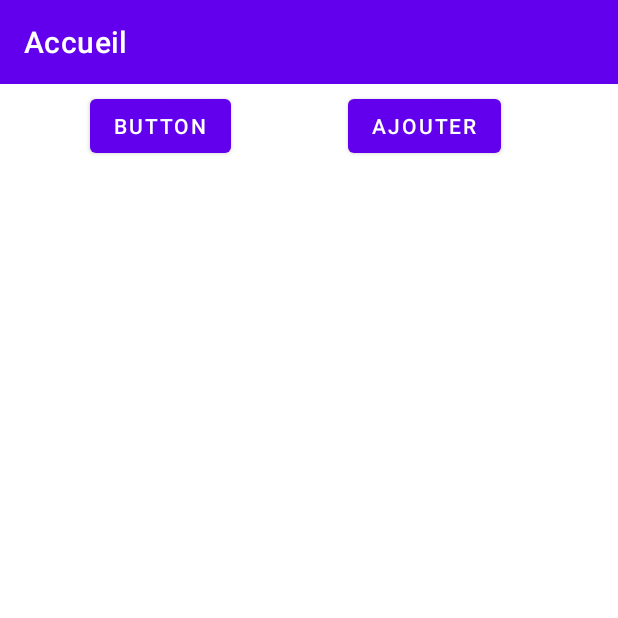
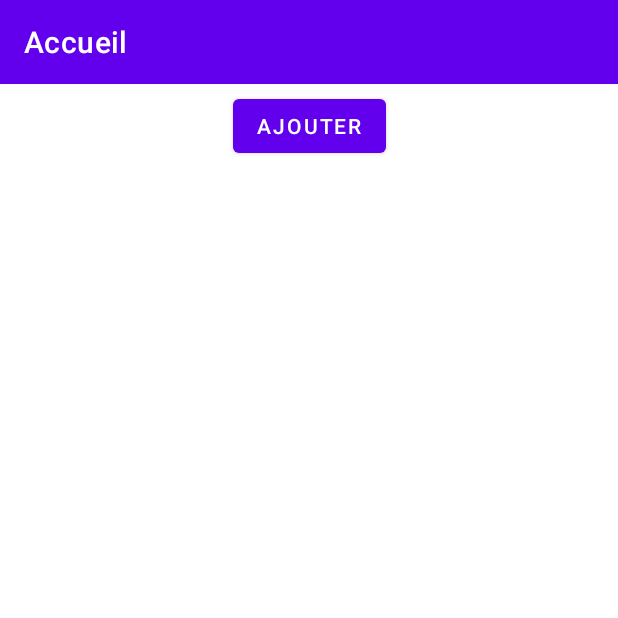
Before and after one commit to TheoCante/F1_CANTE_CATINON, an Android app: the screen it shows after launch (MainActivity), on a phone screen of 412 x 824 dp, the top half of it. Run offline under Robolectric (Android 15) with nearby library versions, the phone set to English and light mode, and no system bars; our stand-ins replace Room's generated code, navigation-ui.

Commit message:
Suppression bouton inutile

```diff
--- a/TP1/app/src/main/java/fr/audric/tp1/HomeFragment.kt
+++ b/TP1/app/src/main/java/fr/audric/tp1/HomeFragment.kt
@@ -33,11 +33,6 @@ class HomeFragment : Fragment(R.layout.home_fragment) {
             _adapter!!.updateElements(list)
         }
 
-        val button = view.findViewById<Button>(R.id.buttonIntent)
-        button?.setOnClickListener {
-            //val intent = Intent("android.media.action.IMAGE_CAPTURE")
-            //startActivity(intent)
-        }
         val buttonAdd = view.findViewById<Button>(R.id.buttonAdd)
         buttonAdd?.setOnClickListener {
                stringsViewModel.genElement()
--- a/TP1/app/src/main/res/layout/home_fragment.xml
+++ b/TP1/app/src/main/res/layout/home_fragment.xml
@@ -8,22 +8,8 @@
     android:orientation="vertical">
 
     <androidx.constraintlayout.widget.ConstraintLayout
-        xmlns:android="http://schemas.android.com/apk/res/android"
-        xmlns:app="http://schemas.android.com/apk/res-auto"
-        xmlns:tools="http://schemas.android.com/tools"
         android:layout_width="match_parent"
         android:layout_height="wrap_content">
-
-
-        <Button
-            android:id="@+id/buttonIntent"
-            android:layout_width="wrap_content"
-            android:layout_height="wrap_content"
-            android:layout_marginStart="60dp"
-            android:layout_marginTop="4dp"
-            android:text="@string/button"
-            app:layout_constraintStart_toStartOf="parent"
-            app:layout_constraintTop_toTopOf="parent" />
 
         <Button
             android:id="@+id/buttonAdd"
@@ -32,7 +18,7 @@
             android:layout_marginTop="4dp"
             android:text="@string/buttonAdd"
             app:layout_constraintEnd_toEndOf="parent"
-            app:layout_constraintStart_toEndOf="@+id/buttonIntent"
+            app:layout_constraintStart_toStartOf="parent"
             app:layout_constraintTop_toTopOf="parent" />
 
     </androidx.constraintlayout.widget.ConstraintLayout>
```
